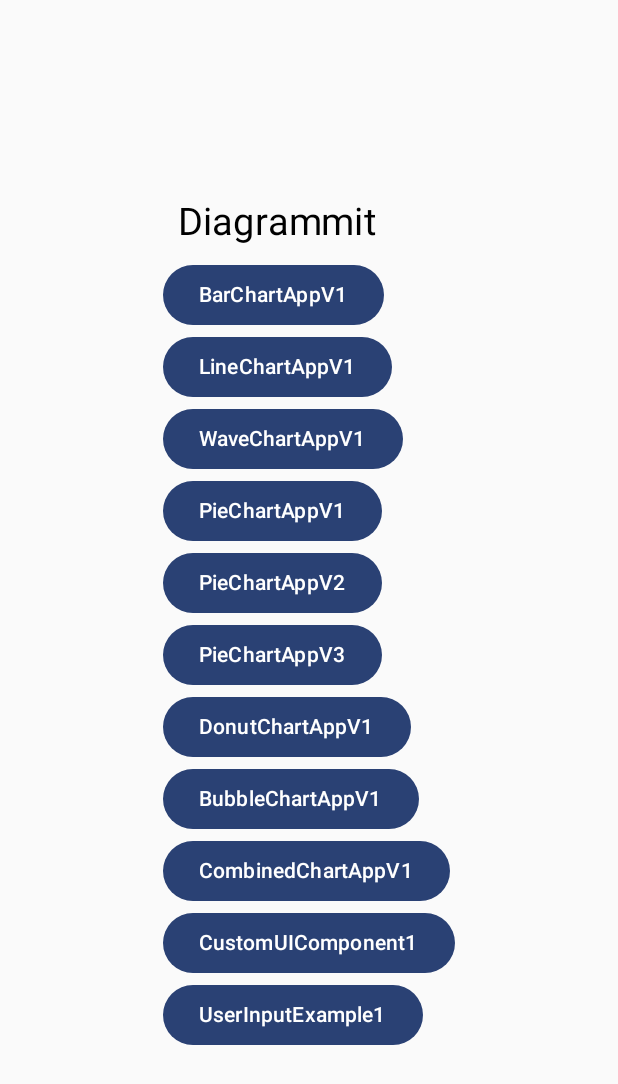
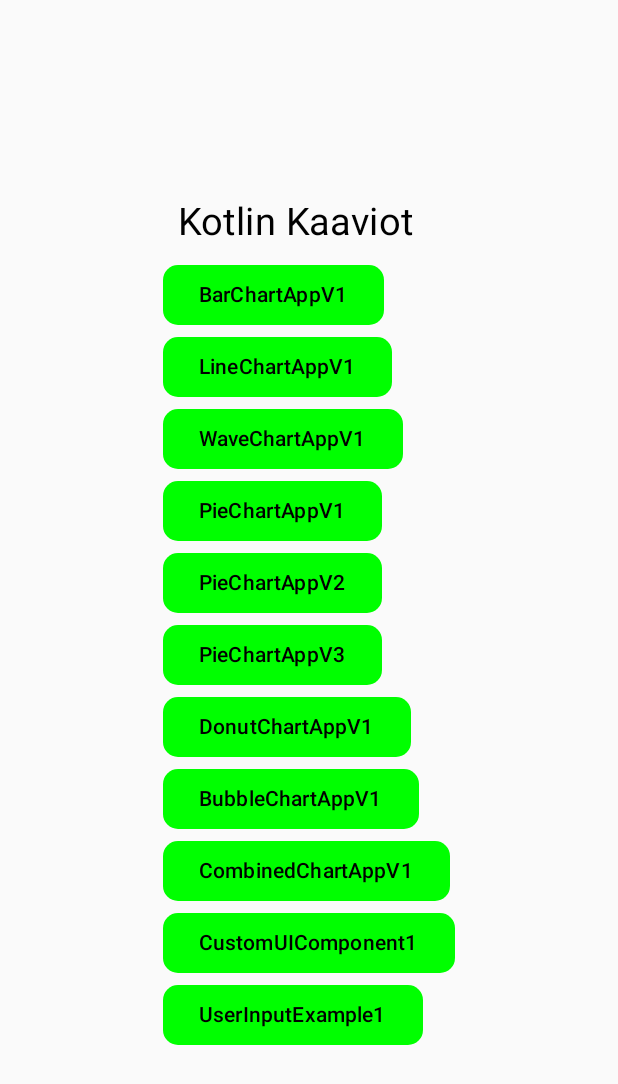
Before and after one commit to TomiLakkakorpi/ChartAppsWIP, an Android app built with Jetpack Compose: the screen it shows after launch (MainActivity), on a phone screen of 412 x 824 dp. Shown: the top 1084 px of the screen. Run offline under Robolectric (Android 15) with nearby library versions, the phone set to English and light mode, and no system bars.

Commit message:
UI Updates

```diff
--- a/app/src/main/java/com/example/barchartapp/HomeScreen.kt
+++ b/app/src/main/java/com/example/barchartapp/HomeScreen.kt
@@ -5,7 +5,9 @@ import androidx.compose.foundation.layout.Box
 import androidx.compose.foundation.layout.Column
 import androidx.compose.foundation.layout.fillMaxSize
 import androidx.compose.foundation.layout.padding
+import androidx.compose.foundation.shape.RoundedCornerShape
 import androidx.compose.material3.Button
+import androidx.compose.material3.ButtonDefaults
 import androidx.compose.material3.Text
 import androidx.compose.runtime.Composable
 import androidx.compose.ui.Alignment
@@ -28,13 +30,19 @@ fun HomeScreen(navController: NavController) {
 
             // Header
             Text(
-                text = "Diagrammit",
+                text = "Kotlin Kaaviot",
                 fontSize = 25.sp,
                 modifier = Modifier.padding(10.dp)
             )
 
             Button(
+                shape = RoundedCornerShape(10.dp, 10.dp, 10.dp, 10.dp),
+                colors = ButtonDefaults.buttonColors(
+                    containerColor = Color.Green,
+                    contentColor = Color.Black
+                ),
                 onClick = {
+
                     navController.navigate(route = Screen.BarChart.route)
                 }
             ) {
@@ -42,6 +50,11 @@ fun HomeScreen(navController: NavController) {
             }
 
             Button(
+                shape = RoundedCornerShape(10.dp, 10.dp, 10.dp, 10.dp),
+                colors = ButtonDefaults.buttonColors(
+                    containerColor = Color.Green,
+                    contentColor = Color.Black
+                ),
                 onClick = {
                     navController.navigate(route = Screen.LineChart.route)
                 }
@@ -50,6 +63,11 @@ fun HomeScreen(navController: NavController) {
             }
 
             Button(
+                shape = RoundedCornerShape(10.dp, 10.dp, 10.dp, 10.dp),
+                colors = ButtonDefaults.buttonColors(
+                    containerColor = Color.Green,
+                    contentColor = Color.Black
+                ),
                 onClick = {
                     navController.navigate(route = Screen.WaveChart.route)
                 }
@@ -58,6 +76,11 @@ fun HomeScreen(navController: NavController) {
             }
 
             Button(
+                shape = RoundedCornerShape(10.dp, 10.dp, 10.dp, 10.dp),
+                colors = ButtonDefaults.buttonColors(
+                    containerColor = Color.Green,
+                    contentColor = Color.Black
+                ),
                 onClick = {
                     navController.navigate(route = Screen.PieChart.route)
                 }
@@ -66,6 +89,11 @@ fun HomeScreen(navController: NavController) {
             }
 
             Button(
+                shape = RoundedCornerShape(10.dp, 10.dp, 10.dp, 10.dp),
+                colors = ButtonDefaults.buttonColors(
+                    containerColor = Color.Green,
+                    contentColor = Color.Black
+                ),
                 onClick = {
                     navController.navigate(route = Screen.PieChart2.route)
                 }
@@ -74,6 +102,11 @@ fun HomeScreen(navController: NavController) {
             }
 
             Button(
+                shape = RoundedCornerShape(10.dp, 10.dp, 10.dp, 10.dp),
+                colors = ButtonDefaults.buttonColors(
+                    containerColor = Color.Green,
+                    contentColor = Color.Black
+                ),
                 onClick = {
                     navController.navigate(route = Screen.PieChart3.route)
                 }
@@ -82,6 +115,11 @@ fun HomeScreen(navController: NavController) {
             }
 
             Button(
+                shape = RoundedCornerShape(10.dp, 10.dp, 10.dp, 10.dp),
+                colors = ButtonDefaults.buttonColors(
+                    containerColor = Color.Green,
+                    contentColor = Color.Black
+                ),
                 onClick = {
                     navController.navigate(route = Screen.DonutChart.route)
                 }
@@ -90,6 +128,11 @@ fun HomeScreen(navController: NavController) {
             }
 
             Button(
+                shape = RoundedCornerShape(10.dp, 10.dp, 10.dp, 10.dp),
+                colors = ButtonDefaults.buttonColors(
+                    containerColor = Color.Green,
+                    contentColor = Color.Black
+                ),
                 onClick = {
                     navController.navigate(route = Screen.BubbleChart.route)
                 }
@@ -98,6 +141,11 @@ fun HomeScreen(navController: NavController) {
             }
 
             Button(
+                shape = RoundedCornerShape(10.dp, 10.dp, 10.dp, 10.dp),
+                colors = ButtonDefaults.buttonColors(
+                    containerColor = Color.Green,
+                    contentColor = Color.Black
+                ),
                 onClick = {
                     navController.navigate(route = Screen.CombinedChart.route)
                 }
@@ -106,6 +154,11 @@ fun HomeScreen(navController: NavController) {
             }
 
             Button(
+                shape = RoundedCornerShape(10.dp, 10.dp, 10.dp, 10.dp),
+                colors = ButtonDefaults.buttonColors(
+                    containerColor = Color.Green,
+                    contentColor = Color.Black
+                ),
                 onClick = {
                     navController.navigate(route = Screen.CustomUIComponent1.route)
                 }
@@ -114,6 +167,11 @@ fun HomeScreen(navController: NavController) {
             }
 
             Button(
+                shape = RoundedCornerShape(10.dp, 10.dp, 10.dp, 10.dp),
+                colors = ButtonDefaults.buttonColors(
+                    containerColor = Color.Green,
+                    contentColor = Color.Black
+                ),
                 onClick = {
                     navController.navigate(route = Screen.UserInputExample1.route)
                 }
```
Also changed, not shown: app/src/main/java/com/example/barchartapp/BarChartScreen.kt (+32 -20 lines), app/src/main/java/com/example/barchartapp/BubbleChartScreen.kt (+22 -16 lines), app/src/main/java/com/example/barchartapp/CombinedChartScreen.kt (+22 -15 lines), app/src/main/java/com/example/barchartapp/CustomUIComponent1.kt (+7 -0 lines), app/src/main/java/com/example/barchartapp/DonutChartScreen.kt (+7 -0 lines), app/src/main/java/com/example/barchartapp/LineChartScreen.kt (+9 -0 lines), app/src/main/java/com/example/barchartapp/PieChartScreen.kt (+7 -0 lines), app/src/main/java/com/example/barchartapp/PieChartScreen2.kt (+10 -1 lines), app/src/main/java/com/example/barchartapp/PieChartScreen3.kt (+10 -1 lines), app/src/main/java/com/example/barchartapp/UserInputExample1.kt (+8 -0 lines), app/src/main/java/com/example/barchartapp/WaveChartScreen.kt (+7 -0 lines).
